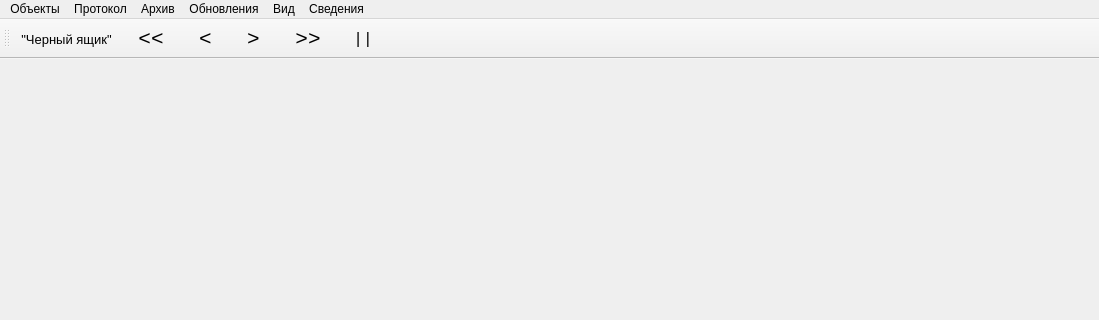
The window that armtools/mainwindow.ui (eugene-pa/armdncqt) describes before a commit, drawn with Qt 5; both pictures show x 0 to 1099 and y 0 to 320 of the 1099 by 633 pixel window.
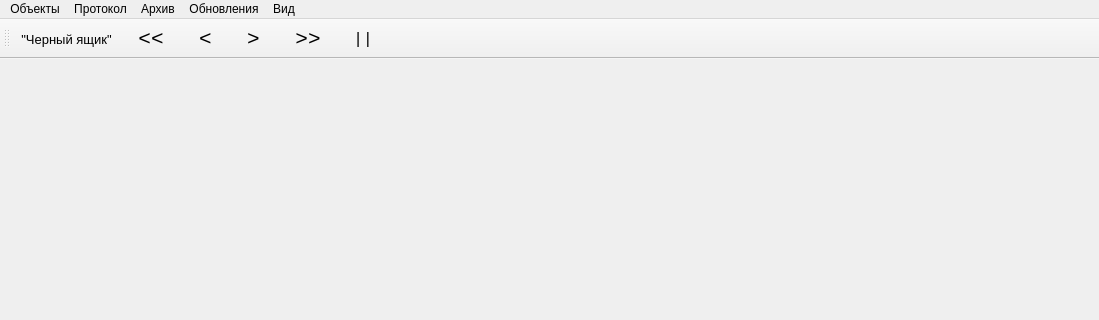
The same window after the commit.

The edit to the form file:
```diff
--- a/armtools/mainwindow.ui
+++ b/armtools/mainwindow.ui
@@ -79,20 +79,11 @@
     <addaction name="action_Less"/>
     <addaction name="action_ZoomOff"/>
    </widget>
-   <widget class="QMenu" name="menu">
-    <property name="title">
-     <string>Сведения</string>
-    </property>
-    <addaction name="action_About"/>
-    <addaction name="separator"/>
-    <addaction name="action_QtAbout"/>
-   </widget>
    <addaction name="menu_4"/>
    <addaction name="menu_6"/>
    <addaction name="menu_7"/>
    <addaction name="menu_8"/>
    <addaction name="menu_9"/>
-   <addaction name="menu"/>
   </widget>
   <widget class="QToolBar" name="mainToolBar">
    <property name="minimumSize">
```
